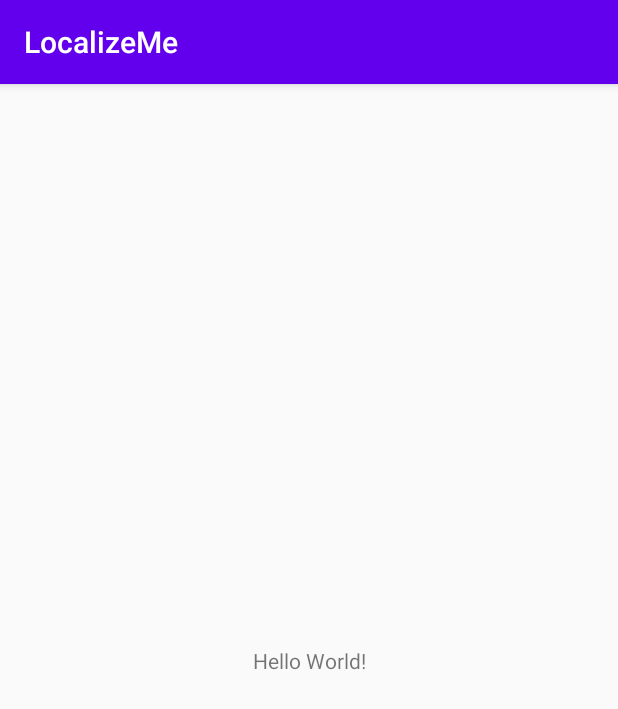
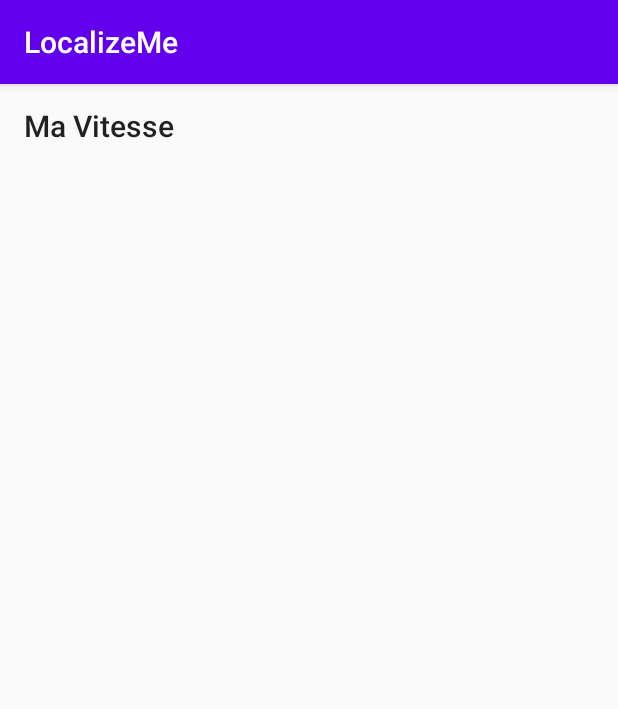
Before and after one commit to AnatolyG6/LocalizeMe, an Android app: the screen it shows after launch (MainActivity), on a phone screen of 412 x 824 dp. Shown: the top 709 px of the screen. Run offline under Robolectric (Android 15) with nearby library versions, the phone set to English and light mode, and no system bars.

Commit message:
Add main speed view

```diff
--- a/app/build.gradle
+++ b/app/build.gradle
@@ -43,6 +43,8 @@ dependencies {
 
     implementation "gun0912.ted:tedpermission:2.2.3"
 
+    implementation 'com.google.android.material:material:1.1.0'
+
 
 
 }
--- a/app/src/main/res/layout/activity_main.xml
+++ b/app/src/main/res/layout/activity_main.xml
@@ -1,18 +1,30 @@
 <?xml version="1.0" encoding="utf-8"?>
-<androidx.constraintlayout.widget.ConstraintLayout xmlns:android="http://schemas.android.com/apk/res/android"
+<androidx.constraintlayout.widget.ConstraintLayout
+    xmlns:android="http://schemas.android.com/apk/res/android"
     xmlns:app="http://schemas.android.com/apk/res-auto"
-    xmlns:tools="http://schemas.android.com/tools"
     android:layout_width="match_parent"
     android:layout_height="match_parent"
-    tools:context=".MainActivity">
+    >
+
+    <com.google.android.material.appbar.MaterialToolbar
+        android:id="@+id/mainToolbar"
+        android:layout_width="match_parent"
+        android:layout_height="wrap_content"
+        app:layout_constraintEnd_toEndOf="parent"
+        app:layout_constraintStart_toStartOf="parent"
+        app:layout_constraintTop_toTopOf="parent"
+        app:title="@string/main_activity_title"
+        />
 
     <TextView
-        android:layout_width="wrap_content"
-        android:layout_height="wrap_content"
-        android:text="Hello World!"
+        android:id="@+id/mainCurrentSpeed"
+        android:layout_width="0dp"
+        android:layout_height="0dp"
+        android:gravity="center"
+        android:textSize="50sp"
         app:layout_constraintBottom_toBottomOf="parent"
-        app:layout_constraintLeft_toLeftOf="parent"
-        app:layout_constraintRight_toRightOf="parent"
-        app:layout_constraintTop_toTopOf="parent" />
-
+        app:layout_constraintEnd_toEndOf="parent"
+        app:layout_constraintStart_toStartOf="parent"
+        app:layout_constraintTop_toBottomOf="@+id/mainToolbar"
+        />
 </androidx.constraintlayout.widget.ConstraintLayout>
--- a/app/src/main/res/values/strings.xml
+++ b/app/src/main/res/values/strings.xml
@@ -1,3 +1,5 @@
 <resources>
     <string name="app_name">LocalizeMe</string>
+    <string name="main_activity_title">Ma Vitesse</string>
+    <string name="main_current_speed_value">%1$s Km/h</string>
 </resources>
```
